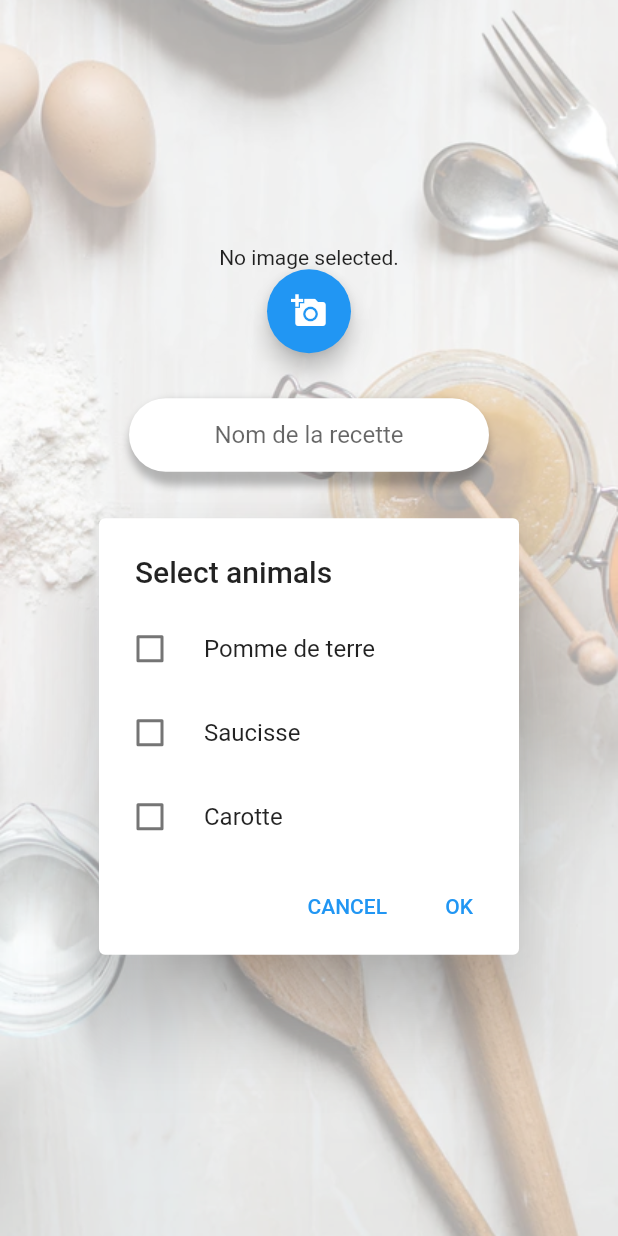
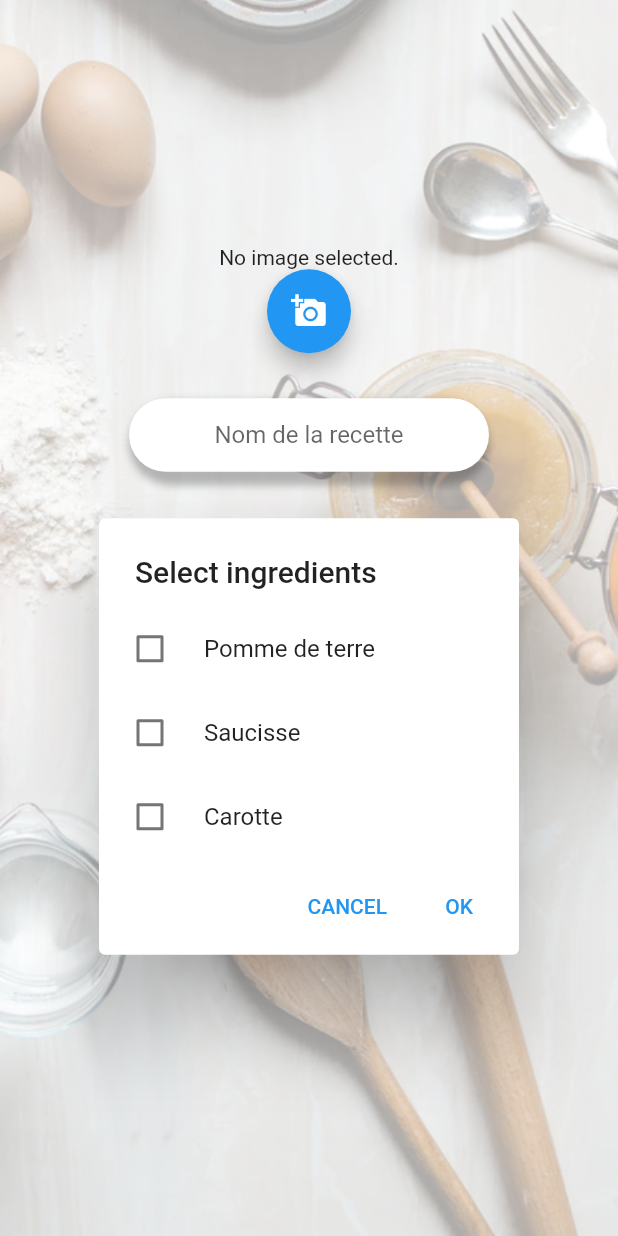
Before and after one commit to Baudecmd/kookie, a Flutter app: the RecipeCreationScreen screen opened directly, on a phone screen of 412 x 824 dp. Run offline on Flutter 3.47's test engine with Material 2 defaults, Android fonts, the phone set to English and light mode, and no system bars; our stand-ins replace image_picker, shared_preferences; accounts and stored records are empty.

Commit message:
Add: title parameter to multiselect_dialog widget and add "create recipe" button to my_recipes_screen

```diff
--- a/mobile/kookie/lib/screens/recipe_creation_screen.dart
+++ b/mobile/kookie/lib/screens/recipe_creation_screen.dart
@@ -63,6 +63,7 @@ class _RecipeCreationScreen extends State<RecipeCreationScreen> {
                     }),
                 MultiSelectDialog(
                     key: _recipeSelectIngredientsKey,
+                    title: "Select ingredients",
                     items: items,
                     initialSelectedValues: [].toSet())
               ],
--- a/mobile/kookie/lib/widgets/multiselect_dialog.dart
+++ b/mobile/kookie/lib/widgets/multiselect_dialog.dart
@@ -11,10 +11,12 @@ class MultiSelectDialogItem<V> {
 class MultiSelectDialog<V> extends StatefulWidget {
   MultiSelectDialog(
       {required Key key,
+      required this.title,
       required this.items,
       required this.initialSelectedValues})
       : super(key: key);
 
+  final String title;
   final List<MultiSelectDialogItem<V>> items;
   final Set<V> initialSelectedValues;
 
@@ -53,7 +55,7 @@ class _MultiSelectDialogState<V> extends State<MultiSelectDialog<V>> {
   @override
   Widget build(BuildContext context) {
     return AlertDialog(
-      title: Text('Select animals'),
+      title: Text(widget.title),
       contentPadding: EdgeInsets.only(top: 12.0),
       content: SingleChildScrollView(
         child: ListTileTheme(
```
Also changed, not shown: mobile/kookie/lib/screens/my_recipes_screen.dart (+17 -0 lines).
